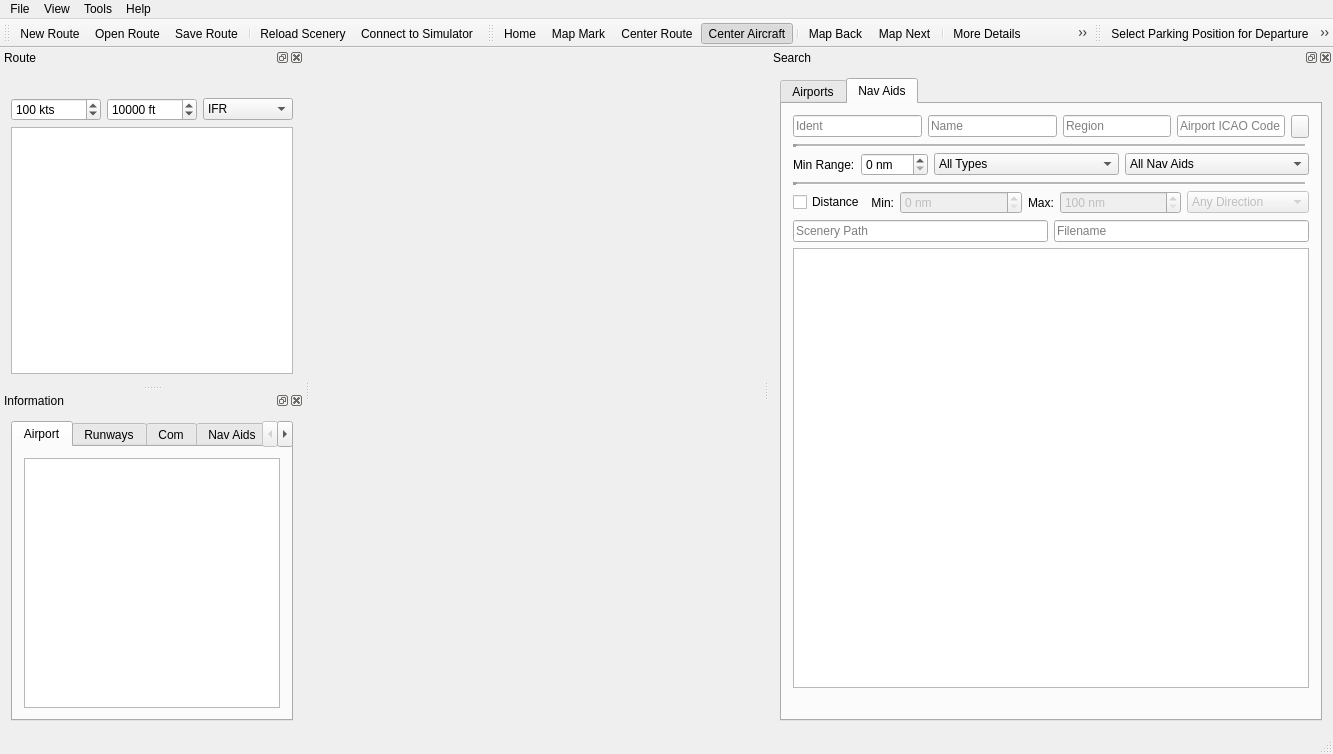
Above: src/gui/mainwindow.ui from albar965/littlenavmap before the change. Below: the same form after it.
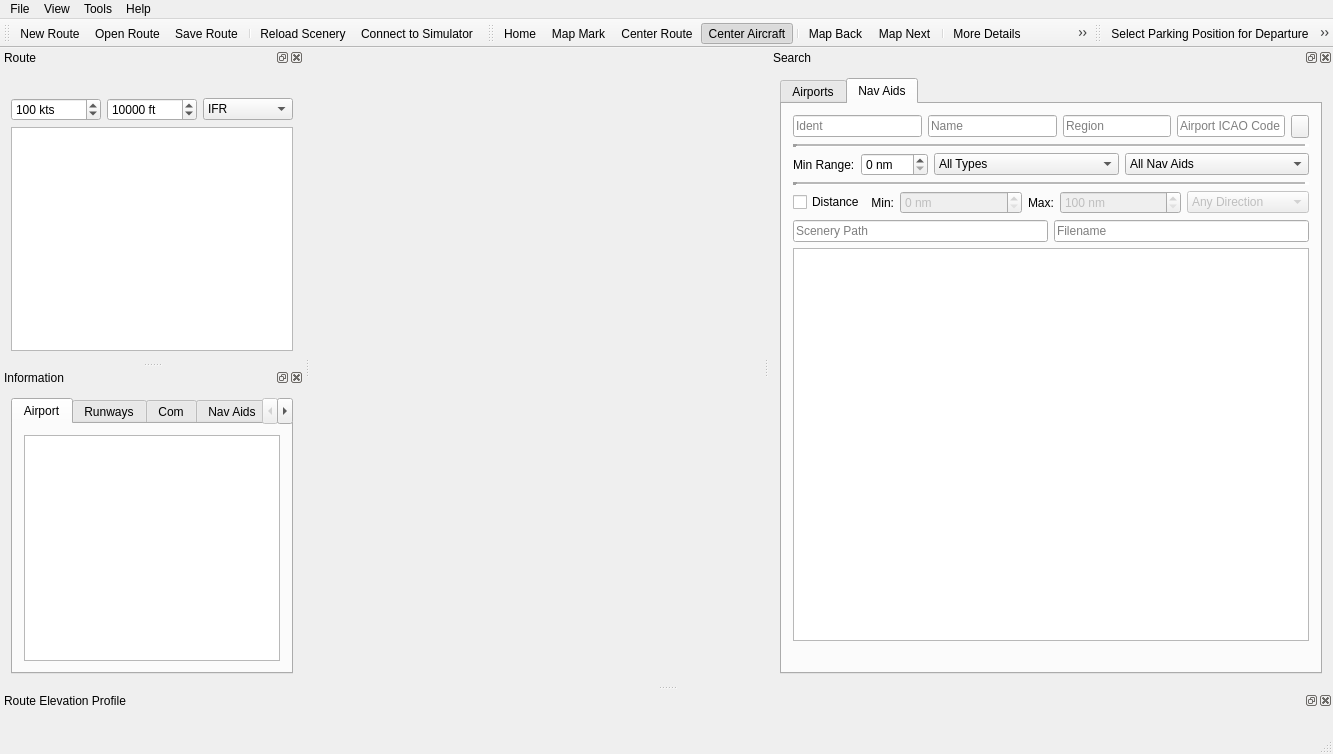
That is the form after the change. The open tabs and pages were chosen to show the change. Icons and pictures are not drawn.

Commit message: Added profile display.

The edit to the form file:
```diff
--- a/src/gui/mainwindow.ui
+++ b/src/gui/mainwindow.ui
@@ -1716,6 +1716,24 @@
    <addaction name="actionRouteCalcSetAlt"/>
    <addaction name="actionRouteReverse"/>
   </widget>
+  <widget class="QDockWidget" name="dockWidgetElevation">
+   <property name="features">
+    <set>QDockWidget::AllDockWidgetFeatures</set>
+   </property>
+   <property name="windowTitle">
+    <string>Route Elevation Profile</string>
+   </property>
+   <attribute name="dockWidgetArea">
+    <number>8</number>
+   </attribute>
+   <widget class="QWidget" name="dockWidgetContentsElevation">
+    <layout class="QVBoxLayout" name="verticalLayout_12">
+     <item>
+      <widget class="QWidget" name="elevationWidgetDummy" native="true"/>
+     </item>
+    </layout>
+   </widget>
+  </widget>
   <action name="actionSearchFilterIncluding">
    <property name="icon">
     <iconset resource="../../littlenavmap.qrc">
```
Left out of the diff: 2 changed lines with no effect on the pictures. The commit also changes 10 other files.
